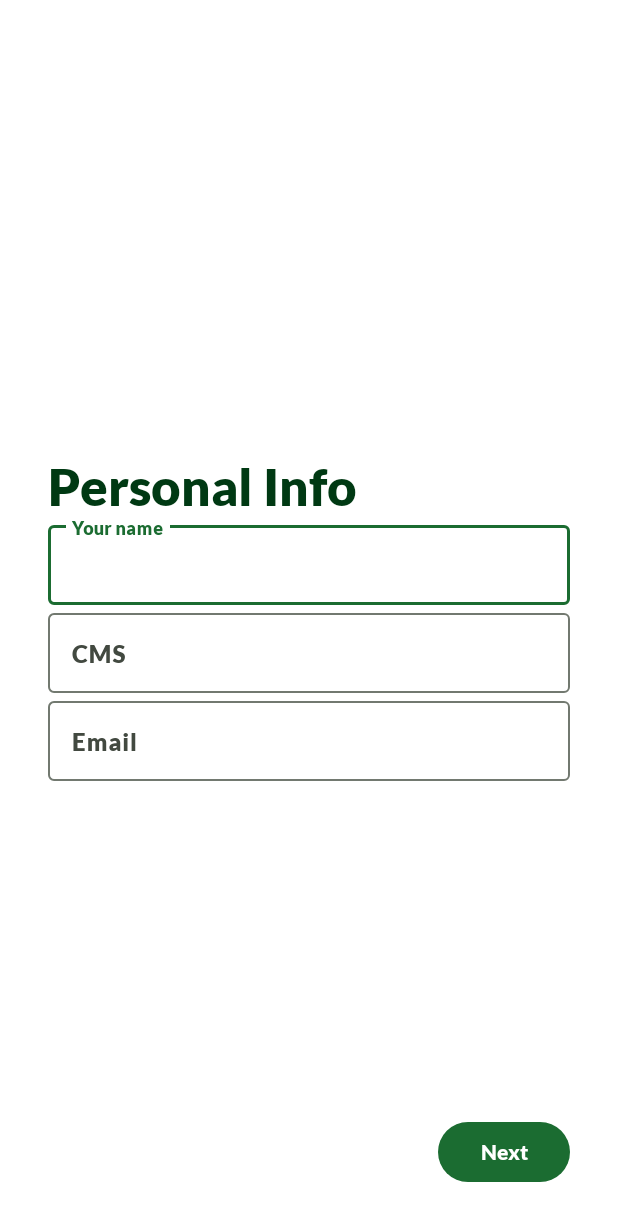
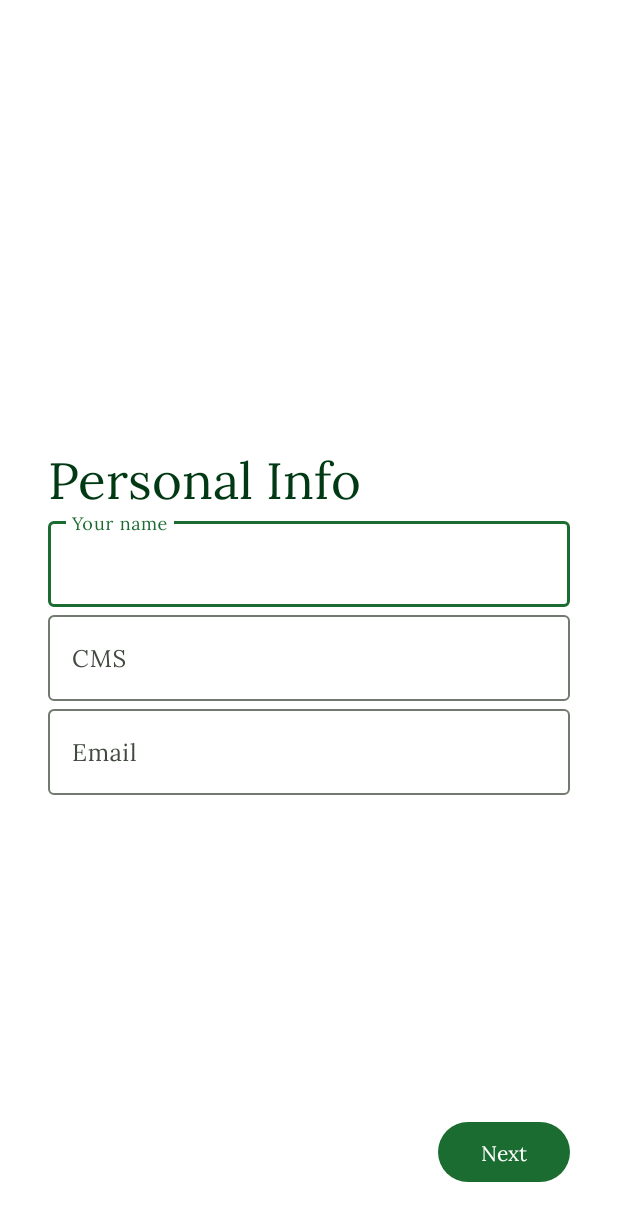
Before and after one commit to ahmadhassan44/MentSync, an Android app: the PersonalInfoActivity screen opened directly, with no data from a screen before it, on a phone screen of 412 x 824 dp. Shown: the top 1221 px of the screen. Run offline under Robolectric (Android 15) with nearby library versions, the phone set to English and light mode, and no system bars.

```diff
--- a/app/src/main/res/layout/activity_login_signup.xml
+++ b/app/src/main/res/layout/activity_login_signup.xml
@@ -4,7 +4,6 @@
     xmlns:tools="http://schemas.android.com/tools"
     android:layout_width="match_parent"
     android:layout_height="match_parent"
-    android:background="@color/cardview_light_background"
     tools:context=".LoginSignupActivity">
 
     <ImageView
--- a/app/src/main/res/layout/activity_personal_info.xml
+++ b/app/src/main/res/layout/activity_personal_info.xml
@@ -4,7 +4,6 @@
     xmlns:tools="http://schemas.android.com/tools"
     android:layout_width="match_parent"
     android:layout_height="match_parent"
-    android:background="@color/cardview_light_background"
     tools:context=".PersonalInfoActivity">
 
     <LinearLayout
@@ -37,7 +36,9 @@
             <com.google.android.material.textfield.TextInputEditText
                 android:layout_width="match_parent"
                 android:layout_height="wrap_content"
-                android:hint="Your name" />
+                android:hint="Your name"
+                android:singleLine="true"
+                android:textColor="@color/md_theme_dark_onPrimary" />
         </com.google.android.material.textfield.TextInputLayout>
 
         <com.google.android.material.textfield.TextInputLayout
@@ -47,7 +48,9 @@
             <com.google.android.material.textfield.TextInputEditText
                 android:layout_width="match_parent"
                 android:layout_height="wrap_content"
-                android:hint="CMS" />
+                android:hint="CMS"
+                android:singleLine="true"
+                android:textColor="@color/md_theme_dark_onPrimary" />
         </com.google.android.material.textfield.TextInputLayout>
 
         <com.google.android.material.textfield.TextInputLayout
@@ -61,7 +64,9 @@
                 android:layout_weight="1"
                 android:ems="10"
                 android:hint="Email"
-                android:inputType="textEmailAddress" />
+                android:inputType="textEmailAddress"
+                android:singleLine="true"
+                android:textColor="@color/md_theme_dark_onPrimary" />
         </com.google.android.material.textfield.TextInputLayout>
 
     </LinearLayout>
--- a/app/src/main/res/values-night/themes.xml
+++ b/app/src/main/res/values-night/themes.xml
@@ -27,6 +27,7 @@
         <item name="colorOnSurfaceInverse">@color/md_theme_dark_inverseOnSurface</item>
         <item name="colorSurfaceInverse">@color/md_theme_dark_inverseSurface</item>
         <item name="colorPrimaryInverse">@color/md_theme_dark_inversePrimary</item>
-        <item name="android:fontFamily">@font/latoblack</item>
+        <item name="android:fontFamily">@font/loraregular</item>
+        <item name="android:windowBackground">@color/cardview_light_background</item>
     </style>
 </resources>
--- a/app/src/main/res/values/themes.xml
+++ b/app/src/main/res/values/themes.xml
@@ -27,6 +27,7 @@
         <item name="colorOnSurfaceInverse">@color/md_theme_light_inverseOnSurface</item>
         <item name="colorSurfaceInverse">@color/md_theme_light_inverseSurface</item>
         <item name="colorPrimaryInverse">@color/md_theme_light_inversePrimary</item>
-        <item name="android:fontFamily">@font/latoblack</item>
+        <item name="android:fontFamily">@font/loraregular</item>
+        <item name="android:windowBackground">@color/cardview_light_background</item>
     </style>
 </resources>
```
Also changed, not shown: app/src/main/java/com/example/mentsync/AcademicInfoActivity.java (+6 -1 lines), app/src/main/res/font/allfonts.xml (deleted, +0 -22 lines), app/src/main/res/layout/activity_academic_info.xml (+3 -32 lines), app/src/main/res/font/latoblack.ttf (deleted), app/src/main/res/font/latoblackitalic.ttf (deleted), app/src/main/res/font/latobold.ttf (deleted), app/src/main/res/font/latobolditalic.ttf (deleted), app/src/main/res/font/latoitalic.ttf (deleted), app/src/main/res/font/latolight.ttf (deleted), app/src/main/res/font/latolightitalic.ttf (deleted), app/src/main/res/font/latoregular.ttf (deleted), app/src/main/res/font/latothin.ttf (deleted), app/src/main/res/font/latothinitalic.ttf (deleted), app/src/main/res/font/lorabold.ttf (added), 1 more files.
